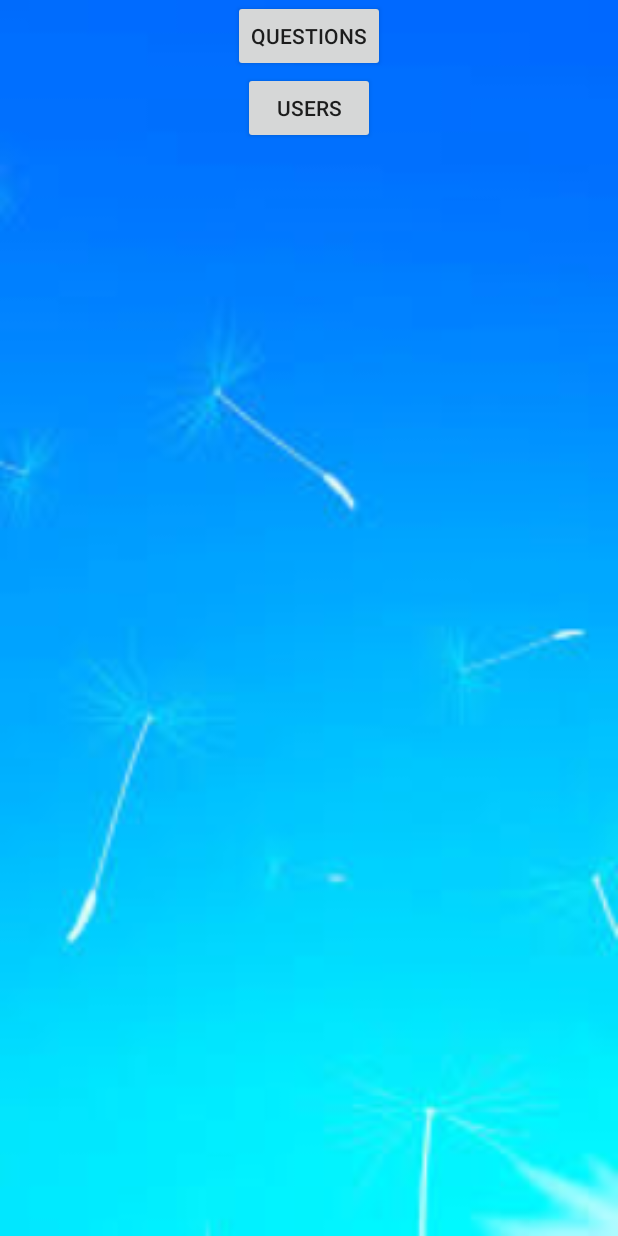
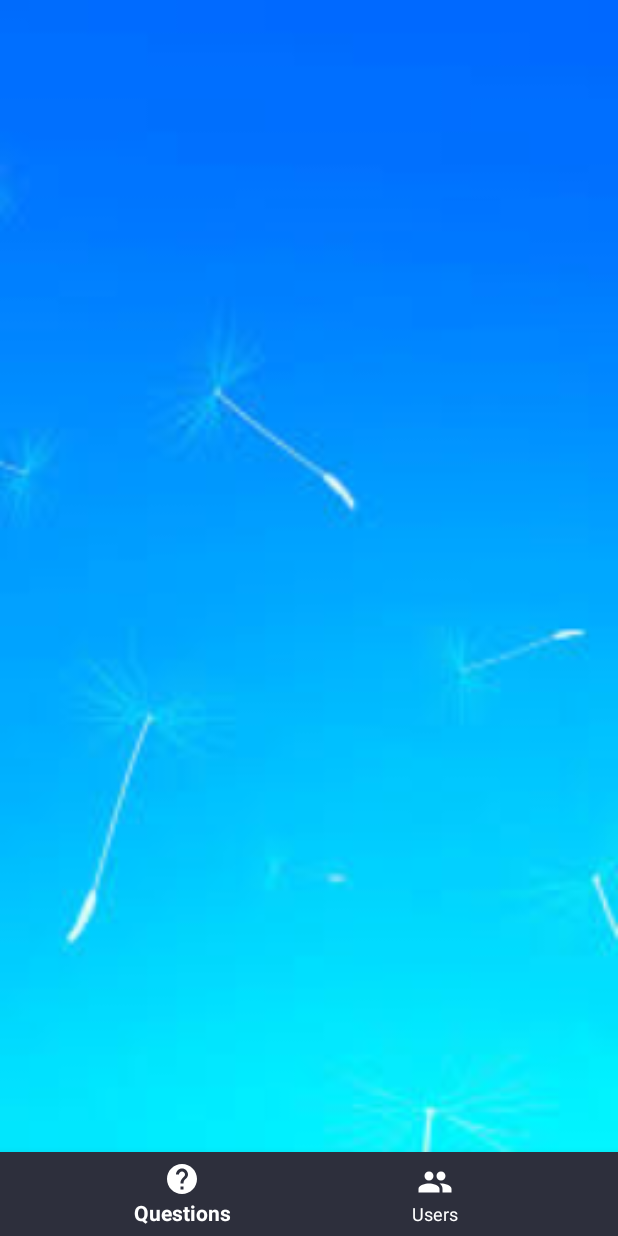
Before and after one commit to Agnohendrix/AndroidOnlineQuizApp, an Android app: the AdminActivity screen opened directly, with no data from a screen before it, on a phone screen of 412 x 824 dp. Run offline under Robolectric (Android 15) with nearby library versions, the phone set to English and light mode, and no system bars; libraries missing offline, so code that uses them is left out: com.facebook, com.facebook.login.

Commit message:
Added Admin bottom menù.

```diff
--- /dev/null
+++ b/app/src/main/res/drawable/ic_help_black_24dp.xml
@@ -0,0 +1,9 @@
+<vector xmlns:android="http://schemas.android.com/apk/res/android"
+        android:width="24dp"
+        android:height="24dp"
+        android:viewportWidth="24.0"
+        android:viewportHeight="24.0">
+    <path
+        android:fillColor="#FF000000"
+        android:pathData="M12,2C6.48,2 2,6.48 2,12s4.48,10 10,10 10,-4.48 10,-10S17.52,2 12,2zM13,19h-2v-2h2v2zM15.07,11.25l-0.9,0.92C13.45,12.9 13,13.5 13,15h-2v-0.5c0,-1.1 0.45,-2.1 1.17,-2.83l1.24,-1.26c0.37,-0.36 0.59,-0.86 0.59,-1.41 0,-1.1 -0.9,-2 -2,-2s-2,0.9 -2,2L8,9c0,-2.21 1.79,-4 4,-4s4,1.79 4,4c0,0.88 -0.36,1.68 -0.93,2.25z"/>
+</vector>
--- /dev/null
+++ b/app/src/main/res/drawable/ic_people_black_24dp.xml
@@ -0,0 +1,9 @@
+<vector xmlns:android="http://schemas.android.com/apk/res/android"
+        android:width="24dp"
+        android:height="24dp"
+        android:viewportWidth="24.0"
+        android:viewportHeight="24.0">
+    <path
+        android:fillColor="#FF000000"
+        android:pathData="M16,11c1.66,0 2.99,-1.34 2.99,-3S17.66,5 16,5c-1.66,0 -3,1.34 -3,3s1.34,3 3,3zM8,11c1.66,0 2.99,-1.34 2.99,-3S9.66,5 8,5C6.34,5 5,6.34 5,8s1.34,3 3,3zM8,13c-2.33,0 -7,1.17 -7,3.5L1,19h14v-2.5c0,-2.33 -4.67,-3.5 -7,-3.5zM16,13c-0.29,0 -0.62,0.02 -0.97,0.05 1.16,0.84 1.97,1.97 1.97,3.45L17,19h6v-2.5c0,-2.33 -4.67,-3.5 -7,-3.5z"/>
+</vector>
--- a/app/src/main/res/layout/activity_admin.xml
+++ b/app/src/main/res/layout/activity_admin.xml
@@ -7,22 +7,25 @@
     tools:context=".AdminActivity"
     android:background="@drawable/background_main">
 
-    <Button
-        android:id="@+id/btnQuestions"
-        android:layout_width="wrap_content"
+    <FrameLayout
+        android:id="@+id/frame_layout"
+        android:animateLayoutChanges="true"
+        android:layout_width="match_parent"
+        android:layout_height="match_parent"
+        android:layout_above="@+id/menu_admin">
+
+    </FrameLayout>
+
+    <android.support.design.widget.BottomNavigationView
+        android:id="@+id/menu_admin"
+        android:layout_width="match_parent"
         android:layout_height="wrap_content"
-        android:text="Questions"
-        android:layout_centerHorizontal="true"
-        tools:layout_editor_absoluteX="161dp"
-        tools:layout_editor_absoluteY="177dp" />
+        android:layout_alignParentBottom="true"
+        android:background="@color/colorPrimary"
+        app:itemIconTint="@drawable/nav_item_color_state"
+        app:itemTextColor="@drawable/nav_item_color_state"
+        app:menu="@menu/admin_menu">
 
-    <Button
-        android:id="@+id/btnUsers"
-        android:layout_width="wrap_content"
-        android:layout_height="wrap_content"
-        android:text="Users"
-        android:layout_below="@id/btnQuestions"
-        android:layout_centerHorizontal="true"
-        tools:layout_editor_absoluteX="173dp"
-        tools:layout_editor_absoluteY="373dp" />
+    </android.support.design.widget.BottomNavigationView>
+
 </RelativeLayout>
--- /dev/null
+++ b/app/src/main/res/menu/admin_menu.xml
@@ -0,0 +1,17 @@
+<?xml version="1.0" encoding="utf-8"?>
+<menu xmlns:android="http://schemas.android.com/apk/res/android"
+    xmlns:app="http://schemas.android.com/apk/res-auto">
+    <item
+        android:title="Questions"
+        android:id="@+id/action_questions"
+        android:enabled="true"
+        android:icon="@drawable/ic_help_black_24dp"
+        app:showAsAction="ifRoom"/>
+
+    <item
+        android:title="Users"
+        android:id="@+id/action_users"
+        android:enabled="true"
+        android:icon="@drawable/ic_people_black_24dp"
+        app:showAsAction="ifRoom"/>
+</menu>
```
